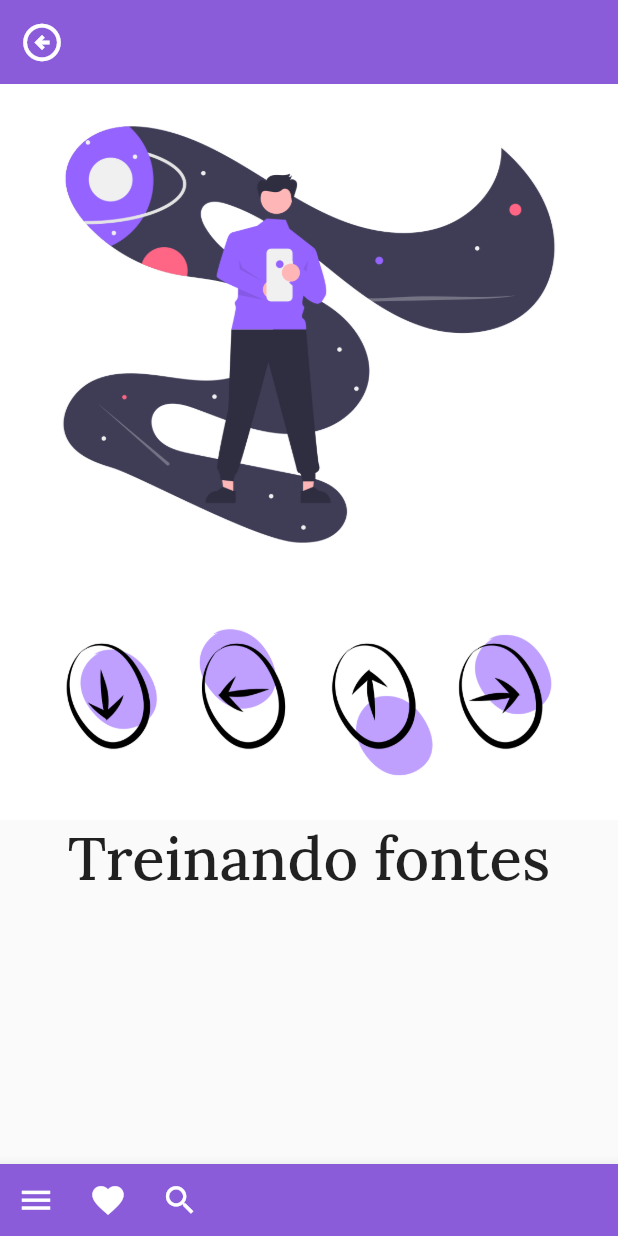
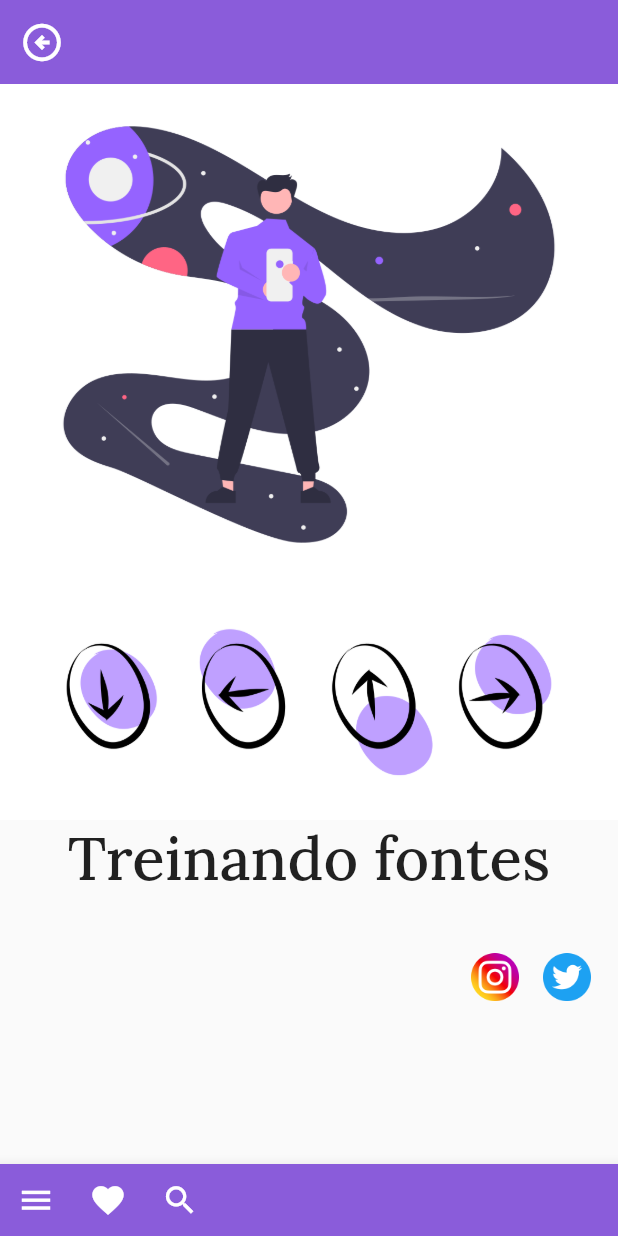
Before and after one commit to annaroncaliowarren/primeira_tela_flutter, a Flutter app: the screen it shows after launch, after a tap on the "arrow circle right" icon, on a phone screen of 412 x 824 dp. Run offline on Flutter 3.47's test engine with Material 2 defaults, Android fonts, the phone set to English and light mode, and no system bars; network calls fail.

Commit message:
[feat] add file widget.

```diff
--- a/lib/core/app_assets.dart
+++ b/lib/core/app_assets.dart
@@ -7,3 +7,4 @@ const String imgCircleArrow = 'assets/images/handcrafts_circled_arrows.png';
 
 // icons para o app
 const String iconInsta = 'assets/icons/insta_logo.png';
+const String iconTwitter = 'assets/icons/twitter_logo.png';
--- a/lib/presenter/home/widgets/body_home.dart
+++ b/lib/presenter/home/widgets/body_home.dart
@@ -10,7 +10,6 @@ class BodyHome extends StatelessWidget {
   @override
   Widget build(BuildContext context) {
     return SingleChildScrollView(
-      child: Center(
       child: Padding(
         padding: const EdgeInsets.all(20),
         child: Column(
@@ -30,7 +29,6 @@ class BodyHome extends StatelessWidget {
           ],
         ),
       ),
-      ),
     );
   }
 }
--- a/lib/presenter/next_page/next_page.dart
+++ b/lib/presenter/next_page/next_page.dart
@@ -1,5 +1,5 @@
 import 'package:flutter/material.dart';
-import '../../core/app_assets.dart';
+import 'widgets/body_next_page.dart';
 
 // stl atalho
 
@@ -22,23 +22,7 @@ class NextPage extends StatelessWidget {
           ),
         ),
       ),
-      body: SingleChildScrollView(
-        child: Column(
-          children: [
-            Image.asset(imgLostOnline),
-            Image.asset(imgCircleArrow),
-            const Text(
-              'Treinando fontes',
-              style: TextStyle(
-                fontSize: 40,
-                fontFamily: 'Lora',
-                fontWeight: FontWeight.w500,
-              ),
-            ),
-            const SizedBox(height: 20),
-          ],
-        ),
-      ),
+      body: const BodyNextPage(),
       bottomNavigationBar: BottomAppBar(
         color: const Color.fromARGB(255, 138, 92, 218),
         child: Row(
--- a/lib/presenter/next_page/widgets/body_next_page.dart
+++ b/lib/presenter/next_page/widgets/body_next_page.dart
@@ -0,0 +1,51 @@
+import 'package:flutter/material.dart';
+import '../../../core/app_assets.dart';
+
+class BodyNextPage extends StatelessWidget {
+  const BodyNextPage({
+    Key? key,
+  }) : super(key: key);
+
+  @override
+  Widget build(BuildContext context) {
+    return SingleChildScrollView(
+      child: Column(
+        children: [
+          Image.asset(imgLostOnline),
+          Image.asset(imgCircleArrow),
+          const Text(
+            'Treinando fontes',
+            style: TextStyle(
+              fontSize: 40,
+              fontFamily: 'Lora',
+              fontWeight: FontWeight.w500,
+            ),
+          ),
+          const SizedBox(height: 20),
+          Padding(
+            padding: const EdgeInsets.all(10),
+            child: Row(
+              mainAxisAlignment: MainAxisAlignment.end,
+              children: [
+                IconButton(
+                  onPressed: () {},
+                  tooltip: 'Instagram',
+                  icon: Image.asset(
+                    iconInsta,
+                  ),
+                ),
+                IconButton(
+                  onPressed: () {},
+                  tooltip: 'Twitter',
+                  icon: Image.asset(
+                    iconTwitter,
+                  ),
+                ),
+              ],
+            ),
+          ),
+        ],
+      ),
+    );
+  }
+}
```
Also changed, not shown: assets/icons/twitter_logo.png (added), lib/presenter/home/widgets/container_model_home.dart (line endings or trailing spaces). Lines whose indentation alone changed are shown as unchanged.
